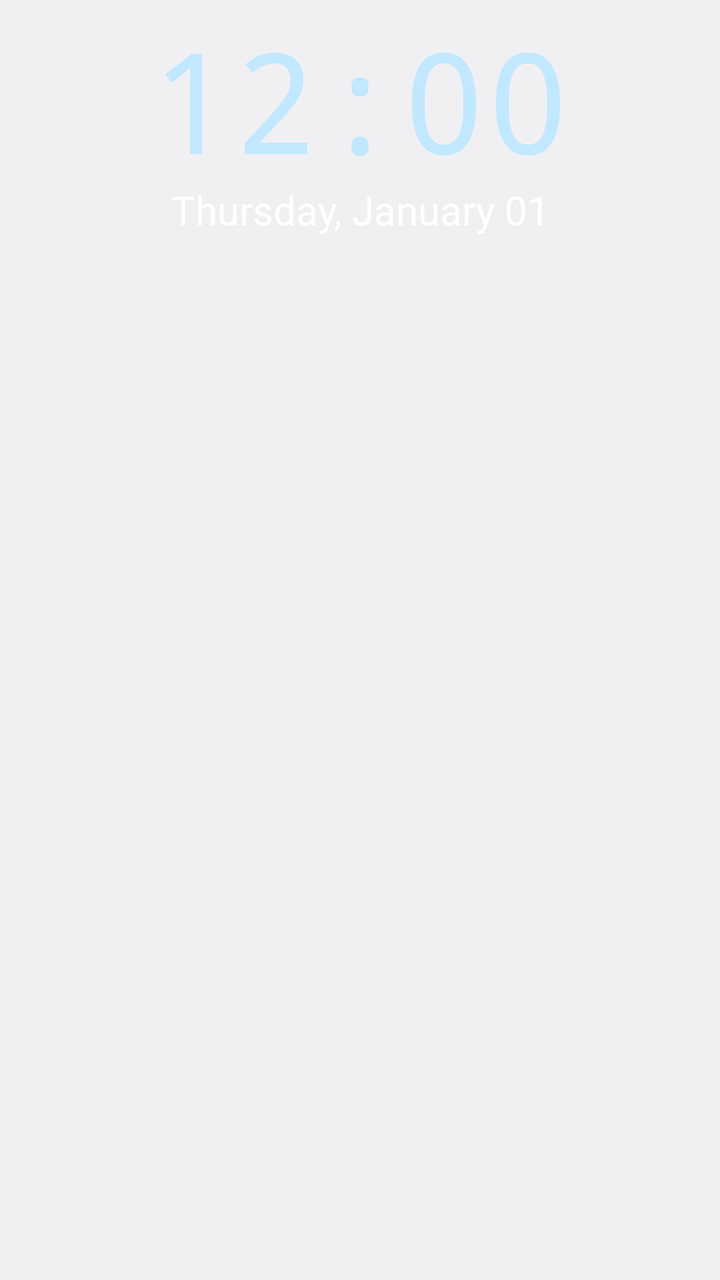
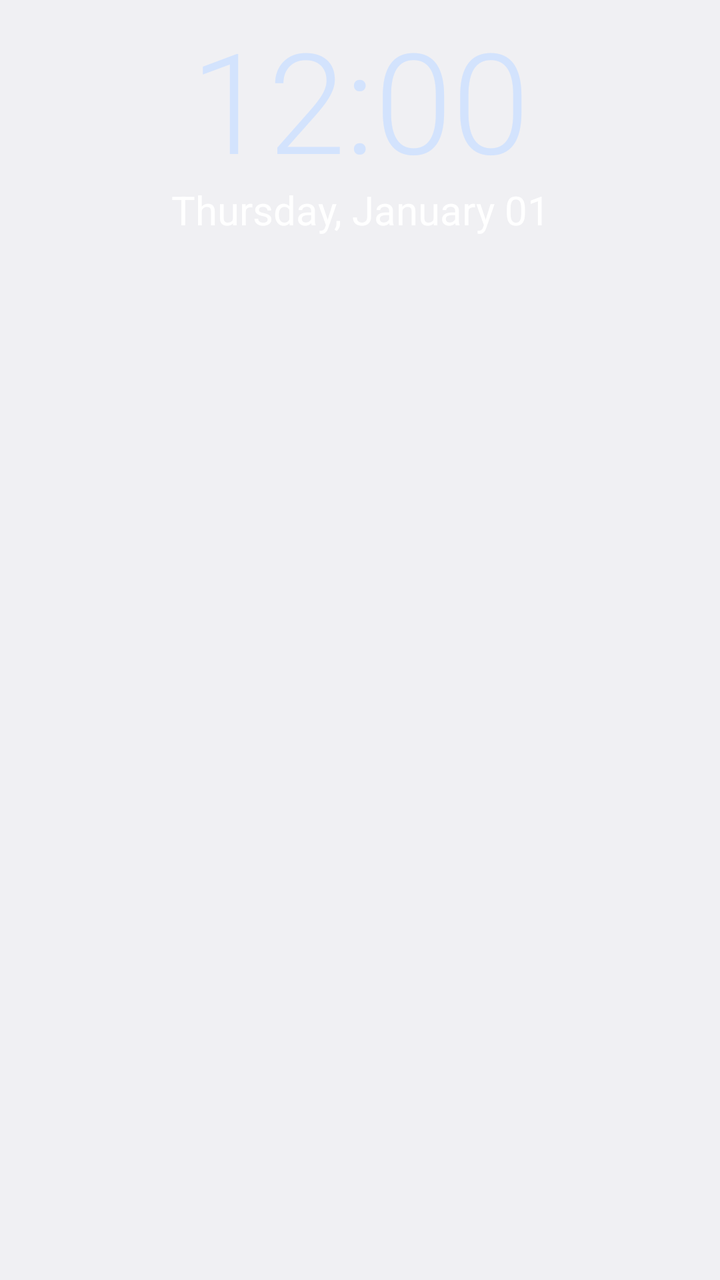

The first picture is an Android layout as it rendered before a commit; the second is the same layout after the commit. The layout source and the unified diff follow.
<!-- AndroidManifest.xml: application theme android:Theme.DeviceDefault.Light.NoActionBar -->
<!-- res/layout/zclock_ls_59.xml -->
<?xml version="1.0" encoding="utf-8"?>
<LinearLayout xmlns:android="http://schemas.android.com/apk/res/android"
    android:layout_width="match_parent"
    android:layout_height="wrap_content"
    android:layout_gravity="center_horizontal|top"
    android:gravity="center_horizontal|top"
    android:orientation="vertical">

    <LinearLayout
        android:layout_width="match_parent"
        android:layout_height="wrap_content"
        android:layout_gravity="center_horizontal"
        android:orientation="vertical">

        <TextClock
            android:layout_width="match_parent"
            android:layout_height="wrap_content"
            android:layout_marginTop="12dp"
            android:fontFamily="@*android:string/config_clockFontFamily"
            android:format12Hour="hh:mm"
            android:format24Hour="HH:mm"
            android:gravity="center"
            android:includeFontPadding="false"
            android:singleLine="true"
            android:tag="accent1|nolineheight"
            android:textAlignment="center"
            android:textColor="@android:color/system_accent1_100"
            android:textSize="70dp" />

        <TextClock
            android:layout_width="match_parent"
            android:layout_height="wrap_content"
            android:format12Hour="EEEE, MMMM dd"
            android:format24Hour="EEEE, dd MMMM"
            android:gravity="center"
            android:includeFontPadding="false"
            android:singleLine="true"
            android:tag="text1"
            android:textAlignment="center"
            android:textColor="@android:color/white"
            android:textSize="20dp" />

    </LinearLayout>
</LinearLayout>
<!-- resources referenced by this layout -->
<resources>

</resources>

<!-- the commit's change to res/layout/zclock_ls_59.xml (unified diff, before → after) -->
@@ -16,7 +16,7 @@
             android:layout_width="match_parent"
             android:layout_height="wrap_content"
             android:layout_marginTop="12dp"
-            android:fontFamily="@*android:string/config_clockFontFamily"
+            android:fontFamily="sans-serif-light"
             android:format12Hour="hh:mm"
             android:format24Hour="HH:mm"
             android:gravity="center"
@@ -24,7 +24,7 @@
             android:singleLine="true"
             android:tag="accent1|nolineheight"
             android:textAlignment="center"
-            android:textColor="@android:color/system_accent1_100"
+            android:textColor="@color/zc_accent1_100"
             android:textSize="70dp" />
 
         <TextClock
<!-- resource entries referenced after the edit -->
@@ -1,5 +1,5 @@
 <!-- resources referenced by this layout -->
 <resources>
-
+  <color name="zc_accent1_100">#FFD3E3FD</color>
 </resources>
 
